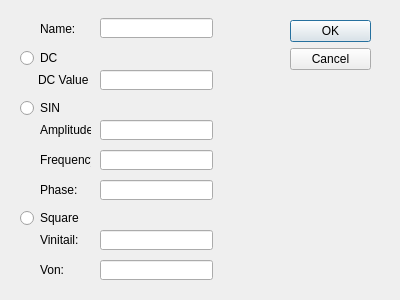
This is sourcedialog.ui in s94285/SPICE as Qt 5 draws it before an edit. The edited form follows.
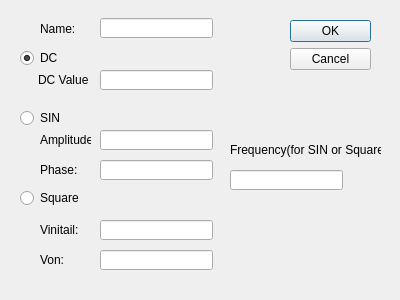
This is the edited form.

Commit message: edit sourcedialog's display

```diff
--- a/sourcedialog.ui
+++ b/sourcedialog.ui
@@ -41,12 +41,15 @@
    <property name="text">
     <string>DC</string>
    </property>
+   <property name="checked">
+    <bool>true</bool>
+   </property>
   </widget>
   <widget class="QRadioButton" name="radioButton_2">
    <property name="geometry">
     <rect>
      <x>20</x>
-     <y>100</y>
+     <y>110</y>
      <width>83</width>
      <height>16</height>
     </rect>
@@ -59,7 +62,7 @@
    <property name="geometry">
     <rect>
      <x>20</x>
-     <y>210</y>
+     <y>190</y>
      <width>83</width>
      <height>16</height>
     </rect>
@@ -95,7 +98,7 @@
    <property name="geometry">
     <rect>
      <x>40</x>
-     <y>120</y>
+     <y>130</y>
      <width>51</width>
      <height>20</height>
     </rect>
@@ -108,7 +111,7 @@
    <property name="geometry">
     <rect>
      <x>100</x>
-     <y>120</y>
+     <y>130</y>
      <width>113</width>
      <height>20</height>
     </rect>
@@ -117,21 +120,21 @@
   <widget class="QLabel" name="label_3">
    <property name="geometry">
     <rect>
-     <x>40</x>
-     <y>150</y>
-     <width>51</width>
+     <x>230</x>
+     <y>140</y>
+     <width>151</width>
      <height>20</height>
     </rect>
    </property>
    <property name="text">
-    <string>Frequency::</string>
+    <string>Frequency(for SIN or Square):</string>
    </property>
   </widget>
   <widget class="QLineEdit" name="lineEdit_Freq">
    <property name="geometry">
     <rect>
-     <x>100</x>
-     <y>150</y>
+     <x>230</x>
+     <y>170</y>
      <width>113</width>
      <height>20</height>
     </rect>
@@ -141,7 +144,7 @@
    <property name="geometry">
     <rect>
      <x>40</x>
-     <y>180</y>
+     <y>160</y>
      <width>51</width>
      <height>20</height>
     </rect>
@@ -154,7 +157,7 @@
    <property name="geometry">
     <rect>
      <x>100</x>
-     <y>180</y>
+     <y>160</y>
      <width>113</width>
      <height>20</height>
     </rect>
@@ -164,7 +167,7 @@
    <property name="geometry">
     <rect>
      <x>40</x>
-     <y>230</y>
+     <y>220</y>
      <width>51</width>
      <height>20</height>
     </rect>
@@ -177,7 +180,7 @@
    <property name="geometry">
     <rect>
      <x>40</x>
-     <y>260</y>
+     <y>250</y>
      <width>51</width>
      <height>20</height>
     </rect>
@@ -190,7 +193,7 @@
    <property name="geometry">
     <rect>
      <x>100</x>
-     <y>230</y>
+     <y>220</y>
      <width>113</width>
      <height>20</height>
     </rect>
@@ -200,7 +203,7 @@
    <property name="geometry">
     <rect>
      <x>100</x>
-     <y>260</y>
+     <y>250</y>
      <width>113</width>
      <height>20</height>
     </rect>
```
Left out of the diff: 6 changed lines with no effect on the pictures. The commit also changes 5 other files.
